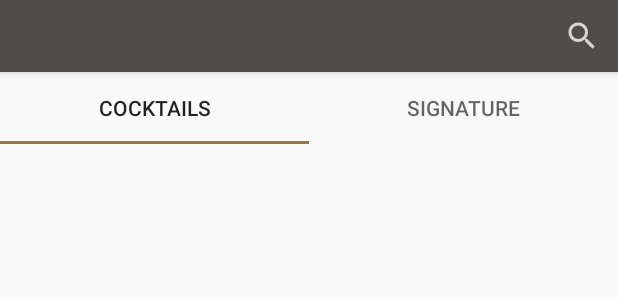
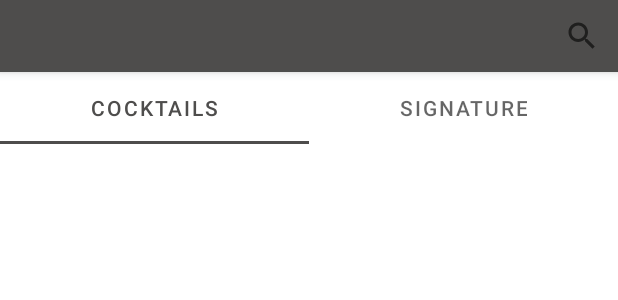
Before and after one commit to bblazik/IncDraft, an Android app: the layout activity_main.xml on its own in the app's theme, with its tools: preview values and no code run, on a phone screen of 412 x 824 dp. Shown: the top 300 px of the screen. Run offline under Robolectric (Android 15) with nearby library versions, the phone set to English and light mode, and no system bars; network calls fail.

Commit message:
Use Material Design Components

```diff
--- a/app/build.gradle
+++ b/app/build.gradle
@@ -55,6 +55,9 @@ dependencies {
     implementation "androidx.lifecycle:lifecycle-viewmodel-savedstate:$savedstate_version"
     implementation "androidx.lifecycle:lifecycle-common-java8:$lifecycle_version"
 
+    def material_version = "1.2.0-alpha04"
+    implementation "com.google.android.material:material:$material_version"
+
     implementation fileTree(include: ['*.jar'], dir: 'libs')
     implementation 'androidx.constraintlayout:constraintlayout:1.1.3'
     implementation 'androidx.legacy:legacy-support-v4:1.0.0'
--- a/app/src/main/AndroidManifest.xml
+++ b/app/src/main/AndroidManifest.xml
@@ -14,12 +14,12 @@
         android:launchMode="singleTop"
         android:roundIcon="@mipmap/ic_launcher_round"
         android:supportsRtl="true"
-        android:theme="@style/AppTheme.NoActionBar"
+        android:theme="@style/AppTheme"
         tools:ignore="GoogleAppIndexingWarning">
         <activity
             android:name="com.koktajlbar.incognitobook.view.MainActivity"
             android:launchMode="singleTop"
-            android:theme="@style/AppTheme.NoActionBar">
+            android:theme="@style/AppTheme">
             <intent-filter>
                 <action android:name="android.intent.action.MAIN" />
                 <action android:name="android.intent.action.SEARCH" />
--- a/app/src/main/res/layout/activity_main.xml
+++ b/app/src/main/res/layout/activity_main.xml
@@ -15,8 +15,7 @@
                 android:id="@+id/search"
                 android:queryHint="@string/search_hint"
                 android:layout_width="wrap_content"
-                android:layout_height="wrap_content"
-                app:theme="@style/AppTheme.Toolbar" />
+                android:layout_height="wrap_content" />
 
         </com.google.android.material.appbar.AppBarLayout>
 
--- a/app/src/main/res/layout/guest_detail.xml
+++ b/app/src/main/res/layout/guest_detail.xml
@@ -19,8 +19,7 @@
             android:layout_height="wrap_content"
             android:background="@color/colorPrimary"
             android:weightSum="1"
-            app:layout_scrollFlags="scroll|enterAlways|snap"
-            app:popupTheme="@style/AppTheme.PopupOverlay">
+            app:layout_scrollFlags="scroll|enterAlways|snap">
 
             <RelativeLayout
                 android:id="@+id/not"
--- a/app/src/main/res/values/styles.xml
+++ b/app/src/main/res/values/styles.xml
@@ -1,18 +1,11 @@
 <resources>
-    <style name="AppTheme" parent="Theme.AppCompat.Light.NoActionBar">
+    <style name="AppTheme" parent="Theme.MaterialComponents.Light.NoActionBar">
         <item name="colorPrimary">@color/colorPrimary</item>
         <item name="colorPrimaryDark">@color/colorPrimaryDark</item>
         <item name="colorAccent">@color/colorAccent</item>
     </style>
-    <style name="AppTheme.NoActionBar">
-        <item name="windowActionBar">false</item>
-        <item name="windowNoTitle">true</item>
-    </style>
-    <style name="AppTheme.AppBarOverlay" parent="ThemeOverlay.AppCompat.Dark.ActionBar" />
-    <style name="AppTheme.PopupOverlay" parent="ThemeOverlay.AppCompat.Light" />
-    <style name="AppTheme.Toolbar" parent="AppTheme">
-        <item name="android:textColorPrimary">@color/material_color_white_70_percent</item>
-        <item name="android:textColorSecondary">@color/material_color_white_70_percent</item>
-        <item name="android:textColorHint">@color/material_color_white_70_percent</item>
+
+    <style name="AppTheme.CollapsingToolbarLayout">
+        <item name="android:textColor">@color/material_color_white</item>
     </style>
 </resources>
```
